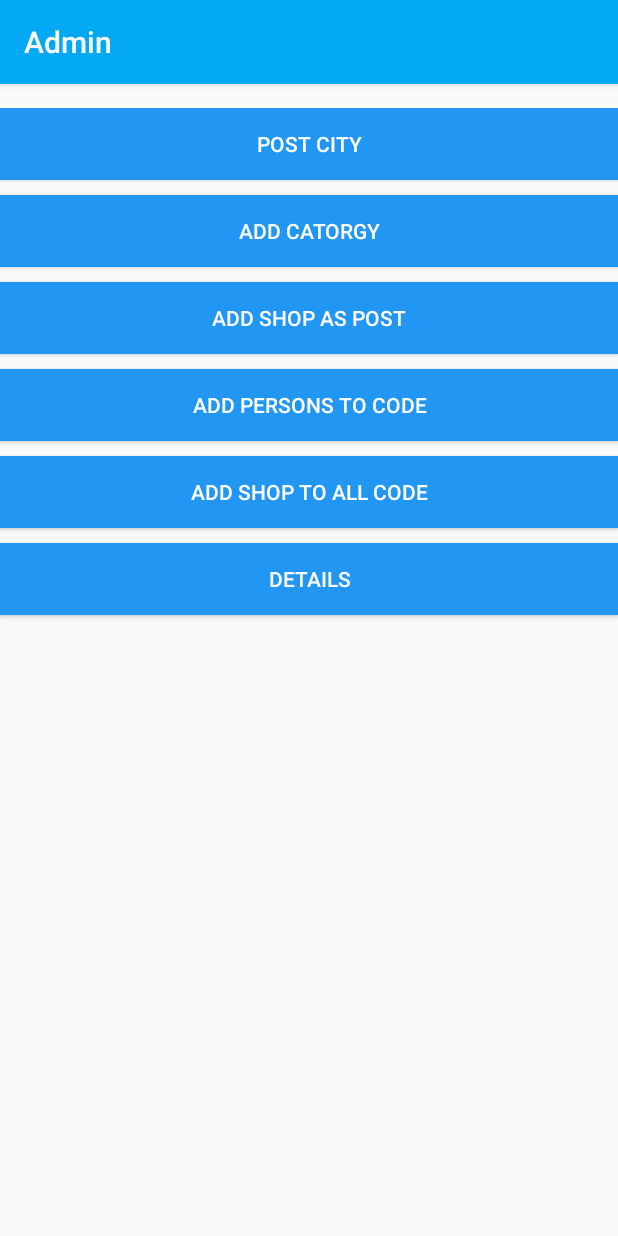
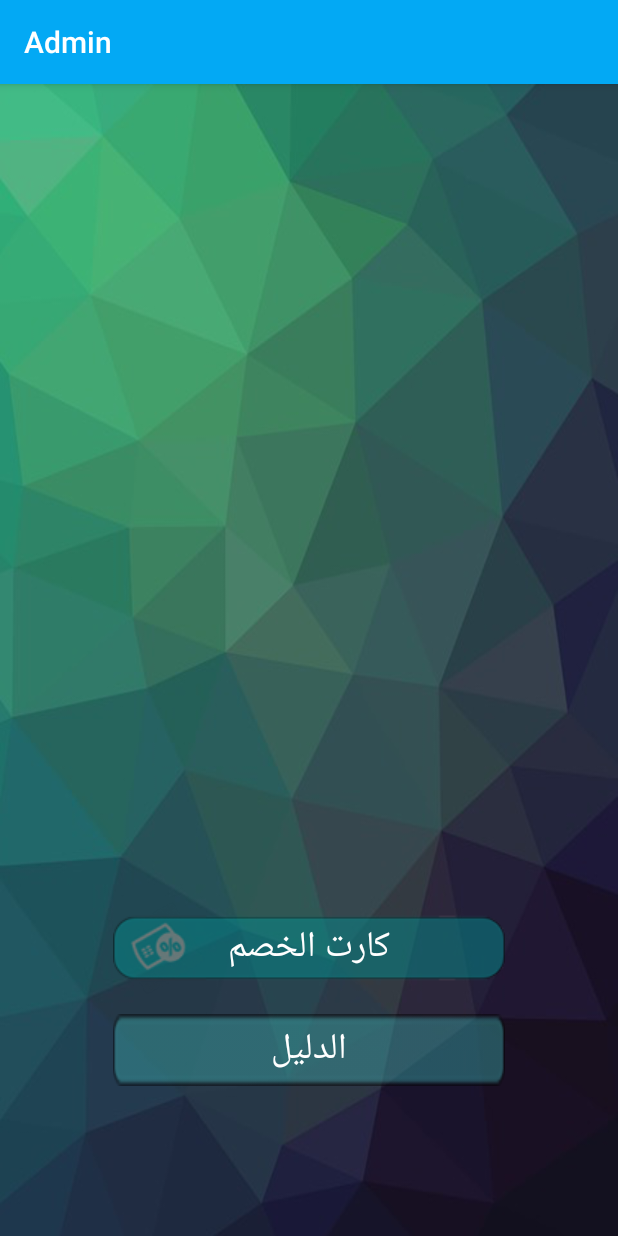
Before and after one commit to mahmoudelgamal1997/Admin, an Android app: the screen it shows after launch (MainActivity), on a phone screen of 412 x 824 dp. Run offline under Robolectric (Android 15) with nearby library versions, the phone set to English and light mode, and no system bars; our stand-ins replace Firebase (no records; nobody signed in at launch, a user with empty details on screens opened directly); libraries missing offline, so code that uses them is left out: com.firebase.client; 1 statement that could not run was skipped.

Commit message:
adding some modifcation in style

```diff
--- a/app/src/main/AndroidManifest.xml
+++ b/app/src/main/AndroidManifest.xml
@@ -21,7 +21,9 @@
         <activity android:name=".TestRetrieve" />
         <activity android:name=".person" />
         <activity android:name=".shop_in_code" />
-        <activity android:name=".details"></activity>
+        <activity android:name=".details" />
+        <activity android:name=".OfferCard" />
+        <activity android:name=".EldalelSetting"></activity>
     </application>
 
 </manifest>
--- a/app/src/main/java/com/example2017/android/admin/MainActivity.java
+++ b/app/src/main/java/com/example2017/android/admin/MainActivity.java
@@ -1,17 +1,9 @@
 package com.example2017.android.admin;
 
-import android.app.ProgressDialog;
 import android.content.Intent;
-import android.net.Uri;
 import android.support.v7.app.AppCompatActivity;
 import android.os.Bundle;
-import android.text.TextUtils;
 import android.view.View;
-import android.widget.EditText;
-import android.widget.ImageButton;
-import android.widget.ImageView;
-import android.widget.Toast;
-
 import com.firebase.client.Firebase;
 import com.google.android.gms.tasks.OnSuccessListener;
 import com.google.firebase.database.DatabaseReference;
@@ -21,45 +13,36 @@ import com.google.firebase.storage.StorageReference;
 import com.google.firebase.storage.UploadTask;
 
 public class MainActivity extends AppCompatActivity {
-    private DatabaseReference mdatabase;
-    private Uri imageuri=null;
-    private StorageReference s;
-EditText input;
-    ImageButton imageButton;
-    public static final int gallery_Intent=2;
-ProgressDialog progressDialog;
+
     @Override
     protected void onCreate(Bundle savedInstanceState) {
         super.onCreate(savedInstanceState);
         setContentView(R.layout.activity_main);
   Firebase.setAndroidContext(this);
 
-        mdatabase=FirebaseDatabase.getInstance().getReference().child("test");
 
 
     }
 
 
 
-    public void City(View v){
 
-        Intent intent = new Intent(this,City_Post.class);
+
+    public void start(View v){
+
+        Intent intent = new Intent(this,OfferCard.class);
         startActivity(intent);
 
     }
-    public void cat(View v){
+    public void eldalel(View v){
 
-        Intent intent = new Intent(this,Catorgy_Post.class);
+        Intent intent = new Intent(this,EldalelSetting.class);
         startActivity(intent);
 
     }
 
 
-    public void shop(View v){
-        Intent intent = new Intent(this,Shop.class);
-        startActivity(intent);
 
-    }
 
     public void test(View v){
 
@@ -67,26 +50,6 @@ ProgressDialog progressDialog;
         startActivity(intent);
 
     }
-    public void addperson(View v){
-
-        Intent intent = new Intent(this,person.class);
-        startActivity(intent);
-
-    }
-
-    public void addshop(View v){
-
-        Intent intent = new Intent(this,shop_in_code.class);
-        startActivity(intent);
-
-    }
-
-    public void details(View v){
-
-        Intent intent = new Intent(this,details.class);
-        startActivity(intent);
-
-    }
 
 
 
--- a/app/src/main/res/layout/activity_main.xml
+++ b/app/src/main/res/layout/activity_main.xml
@@ -4,93 +4,39 @@
     android:layout_width="match_parent"
     android:layout_height="match_parent"
         android:paddingTop="@dimen/activity_vertical_margin"
+    android:background="@drawable/main"
 >
+
+
+        <Button
+            android:layout_width="wrap_content"
+            android:layout_height="wrap_content"
+            android:text="كارت الخصم"
+            android:textSize="24dp"
+            android:textColor="#FFFFFFFF"
+            android:id="@+id/button3"
+            android:onClick="start"
+            android:background="@drawable/butt"
+            android:layout_alignParentBottom="true"
+            android:layout_centerHorizontal="true"
+            android:layout_marginBottom="161dp" />
+
+        <Button
+            android:layout_width="wrap_content"
+            android:layout_height="wrap_content"
+            android:text="الدليل"
+            android:textSize="24dp"
+            android:textColor="#FFFFFFFF"
+            android:id="@+id/button4"
+            android:onClick="eldalel"
+            android:background="@drawable/edittext"
+            android:layout_alignParentBottom="true"
+            android:layout_centerHorizontal="true"
+            android:layout_marginBottom="100dp" />
 
 
 
 
 
-        <Button
-            android:layout_width="match_parent"
-            android:layout_height="wrap_content"
-            android:text="Post City"
-            android:onClick="City"
-            android:id="@+id/button2"
-            android:textColor="#FFFFFF"
-            android:background="#2196F3"
-            android:layout_marginBottom="10dp"
-            />
-
-        <Button
-            android:layout_width="match_parent"
-            android:layout_height="wrap_content"
-            android:text="add catorgy"
-            android:id="@+id/button"
-            android:layout_below="@+id/button2"
-            android:layout_centerHorizontal="true"
-            android:onClick="cat"
-            android:layout_marginBottom="10dp"
-            android:textColor="#FFFFFF"
-            android:background="#2196F3"
-            />
-
-        <Button
-            android:layout_width="match_parent"
-            android:layout_height="wrap_content"
-            android:text="add shop as post"
-            android:id="@+id/button4"
-            android:layout_below="@+id/button"
-            android:layout_centerHorizontal="true"
-            android:onClick="shop"
-            android:textColor="#FFFFFF"
-            android:background="#2196F3"
-            android:layout_marginBottom="10dp"
-            />
-        <Button
-            android:layout_width="match_parent"
-            android:layout_height="wrap_content"
-            android:text="add persons to code"
-            android:id="@+id/button5"
-            android:layout_below="@+id/button4"
-            android:layout_centerHorizontal="true"
-            android:onClick="addperson"
-            android:layout_marginBottom="10dp"
-            android:textColor="#FFFFFF"
-            android:background="#2196F3"
-            />
-
-        <Button
-            android:layout_width="match_parent"
-            android:layout_height="wrap_content"
-            android:text="test"
-            android:id="@+id/button6"
-            android:layout_below="@+id/button5"
-            android:layout_centerHorizontal="true"
-            android:onClick="test"
-            android:layout_marginBottom="10dp"
-
-            />
-        <Button
-            android:layout_width="match_parent"
-            android:layout_height="wrap_content"
-            android:text="Add shop to all code"
-            android:id="@+id/button7"
-            android:layout_below="@+id/button5"
-            android:layout_centerHorizontal="true"
-            android:onClick="addshop"
-            android:textColor="#FFFFFF"
-            android:background="#2196F3"
-            />
-        <Button
-            android:layout_width="match_parent"
-            android:layout_height="wrap_content"
-            android:text="details"
-            android:id="@+id/button8"
-            android:layout_below="@+id/button6"
-            android:layout_centerHorizontal="true"
-            android:onClick="details"
-            android:textColor="#FFFFFF"
-            android:background="#2196F3"
-            />
 
 </RelativeLayout>
--- a/app/src/main/res/layout/activity_shop_in_code.xml
+++ b/app/src/main/res/layout/activity_shop_in_code.xml
@@ -12,7 +12,7 @@
     <TextView
         android:layout_width="wrap_content"
         android:layout_height="wrap_content"
-        android:text="سوف تضيف هذه القيمه لكل الاكواد دفعه واحده"
+        android:text="سوف تضيف عدد زيارات لكل الاكواد دفعه واحده لكل محل"
         android:id="@+id/textView2"
         android:textSize="20dp"
         android:layout_alignParentTop="true"
--- a/app/src/main/res/values/colors.xml
+++ b/app/src/main/res/values/colors.xml
@@ -1,6 +1,6 @@
 <?xml version="1.0" encoding="utf-8"?>
 <resources>
-    <color name="colorPrimary">#3F51B5</color>
-    <color name="colorPrimaryDark">#303F9F</color>
+    <color name="colorPrimary">#1B5E20</color>
+    <color name="colorPrimaryDark">#4CAF50</color>
     <color name="colorAccent">#FF4081</color>
 </resources>
```
Also changed, not shown: app/src/main/java/com/example2017/android/admin/EldalelSetting.java (added, +38 -0 lines), app/src/main/java/com/example2017/android/admin/OfferCard.java (added, +40 -0 lines), app/src/main/res/layout/activity_eldalel_setting.xml (added, +51 -0 lines), app/src/main/res/layout/activity_offer_card.xml (added, +73 -0 lines), app/src/main/res/drawable/butt.png (added), app/src/main/res/drawable/edittext.png (added), app/src/main/res/drawable/main.png (added).
